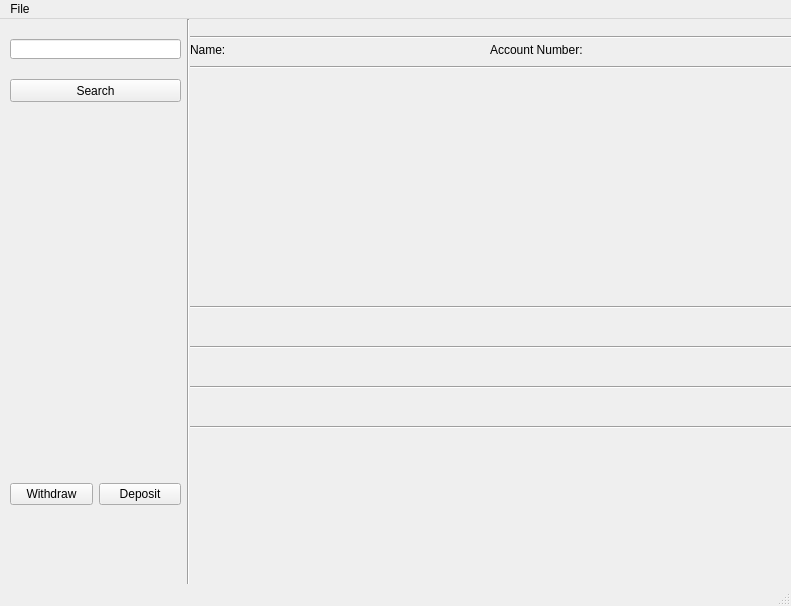
First picture: the form in Symitar.ui, repository draveniii/Symitar, before the edit.
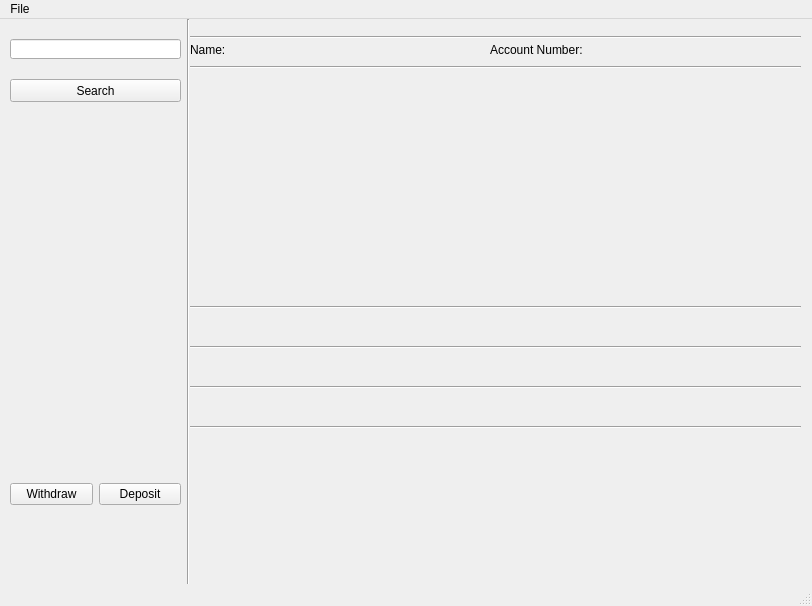
Second picture: the form after the edit.

```diff
--- a/Symitar.ui
+++ b/Symitar.ui
@@ -6,7 +6,7 @@
    <rect>
     <x>0</x>
     <y>0</y>
-    <width>791</width>
+    <width>812</width>
     <height>606</height>
    </rect>
   </property>
@@ -355,7 +355,7 @@
     <rect>
      <x>0</x>
      <y>0</y>
-     <width>791</width>
+     <width>812</width>
      <height>18</height>
     </rect>
    </property>
```
